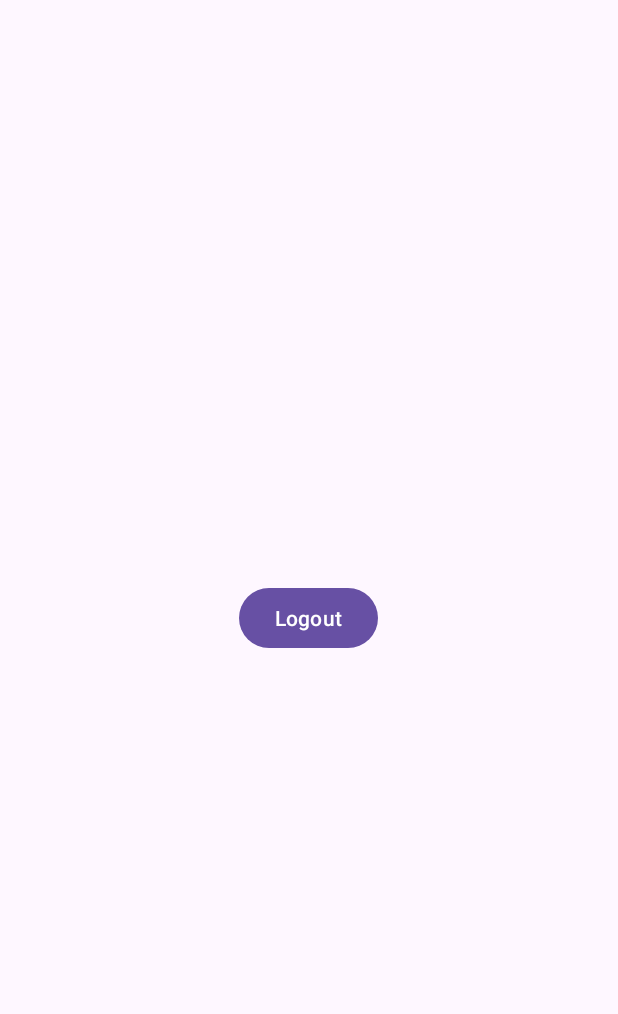
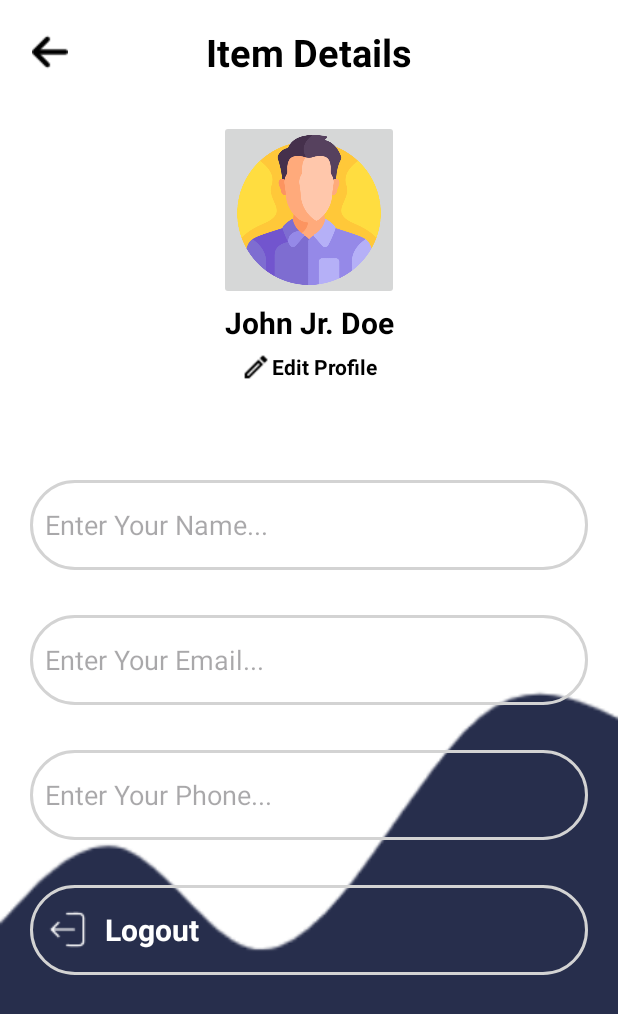
Before and after one commit to Shashank-1904/Lost-and-Found, an Android app: the layout fragment_profile.xml on its own in the app's theme, with its tools: preview values and no code run, on a phone screen of 412 x 824 dp. Shown: the top 1014 px of the screen. Run offline under Robolectric (Android 15) with nearby library versions, the phone set to English and light mode, and no system bars.

Commit message:
Profile Page

```diff
--- /dev/null
+++ b/app/src/main/res/drawable/edittext_border.xml
@@ -0,0 +1,6 @@
+<?xml version="1.0" encoding="utf-8"?>
+<shape xmlns:android="http://schemas.android.com/apk/res/android" android:shape="rectangle">
+    <solid android:color="@android:color/transparent"/>
+    <stroke android:width="2dp" android:color="#D3D3D3"/>  <!-- Black border -->
+    <corners android:radius="30dp"/>  <!-- Rounded corners -->
+</shape>
--- a/app/src/main/res/layout/fragment_profile.xml
+++ b/app/src/main/res/layout/fragment_profile.xml
@@ -3,16 +3,169 @@
     xmlns:tools="http://schemas.android.com/tools"
     android:layout_width="match_parent"
     android:layout_height="match_parent"
-    tools:context=".ProfileFragment">
+    tools:context=".ProfileFragment"
+    android:background="@drawable/profilebg">
 
     <!-- TODO: Update blank fragment layout -->
 
-    <Button
-        android:id="@+id/Logout"
-        android:layout_width="wrap_content"
-        android:layout_height="wrap_content"
-        android:layout_gravity="center"
-        android:text="Logout" />
+    <androidx.appcompat.widget.Toolbar
+        android:id="@+id/toolbar"
+        android:layout_width="match_parent"
+        android:layout_height="70dp"
+        android:background="@color/white" >
+
+        <ImageButton
+            android:layout_marginTop="5dp"
+            android:id="@+id/imagebtn"
+            android:layout_width="wrap_content"
+            android:layout_height="wrap_content"
+            android:src="@drawable/backarrow"
+            android:background="@color/white"
+            android:padding="5dp"/>
+
+        <TextView
+            android:layout_width="wrap_content"
+            android:layout_height="wrap_content"
+            android:text="Item Details"
+            android:textStyle="bold"
+            android:textAlignment="center"
+            android:layout_gravity="center"
+            android:textSize="25sp"
+            android:textColor="@color/black"
+            android:layout_marginTop="5dp"/>
+    </androidx.appcompat.widget.Toolbar>
+
+    <LinearLayout
+        android:layout_width="match_parent"
+        android:layout_height="match_parent"
+        android:orientation="vertical"
+        android:layout_marginTop="80dp"
+        android:id="@+id/innerLayout"
+        >
+
+        <ImageButton
+            android:layout_width="120dp"
+            android:layout_height="120dp"
+            android:layout_gravity="center_horizontal"
+            android:src="@drawable/man"
+            android:scaleType="centerCrop"
+            android:id="@+id/profile_picture">
+
+        </ImageButton>
+
+        <TextView
+            android:id="@+id/user_name"
+            android:layout_width="match_parent"
+            android:layout_height="30dp"
+            android:text="John Jr. Doe"
+            android:textAlignment="center"
+            android:gravity="center"
+            android:textSize="20dp"
+            android:textStyle="bold"
+            android:textColor="@color/black">
+
+        </TextView>
+
+       <LinearLayout
+           android:layout_width="match_parent"
+           android:layout_height="30dp"
+           android:orientation="horizontal"
+           android:id="@+id/edit_profile_layout"
+           android:gravity="center">
+
+           <ImageView
+               android:layout_width="20dp"
+               android:layout_height="20dp"
+               android:background="@drawable/profileedit">
+
+           </ImageView>
+
+           <TextView
+               android:layout_width="wrap_content"
+               android:layout_height="20dp"
+               android:id="@+id/edit_user"
+               android:text="Edit Profile"
+               android:gravity="center"
+               android:textAlignment="center"
+               android:textStyle="bold"
+               android:textColor="@color/black">
+
+           </TextView>
+
+       </LinearLayout>
+
+        <EditText
+            android:layout_width="match_parent"
+            android:layout_height="60dp"
+            android:hint="Enter Your Name..."
+            android:id="@+id/full_name"
+            android:layout_marginHorizontal="20dp"
+            android:layout_marginTop="60dp"
+            android:background="@drawable/edittext_border"
+            android:padding="10dp">
+
+        </EditText>
+        <EditText
+            android:layout_width="match_parent"
+            android:layout_height="60dp"
+            android:hint="Enter Your Email..."
+            android:id="@+id/email"
+            android:layout_marginHorizontal="20dp"
+            android:layout_marginTop="30dp"
+            android:background="@drawable/edittext_border"
+            android:padding="10dp">
+
+
+    </EditText>
+        <EditText
+            android:layout_width="match_parent"
+            android:layout_height="60dp"
+            android:hint="Enter Your Phone..."
+            android:id="@+id/phone"
+            android:layout_marginHorizontal="20dp"
+            android:layout_marginTop="30dp"
+            android:background="@drawable/edittext_border"
+            android:padding="10dp"
+            >
+
+        </EditText>
+
+        <LinearLayout
+            android:layout_width="match_parent"
+            android:layout_height="60dp"
+            android:orientation="horizontal"
+            android:id="@+id/logout_layout"
+            android:layout_marginTop="30dp"
+            android:layout_marginHorizontal="20dp"
+            android:gravity="start"
+            android:background="@drawable/edittext_border"
+
+            >
+            <ImageView
+                android:layout_width="30dp"
+                android:layout_height="30dp"
+                android:id="@+id/logout_btn"
+                android:layout_gravity="center"
+                android:background="@drawable/logout"
+                android:layout_marginLeft="10dp">
+
+            </ImageView>
+            <TextView
+                android:layout_width="wrap_content"
+                android:layout_height="match_parent"
+                android:text="Logout"
+                android:textSize="20dp"
+                android:gravity="center"
+                android:textColor="@color/white"
+                android:textStyle="bold"
+                android:layout_marginHorizontal="10dp"
+                >
+
+            </TextView>
+
+        </LinearLayout>
+
+    </LinearLayout>
 
 
 </FrameLayout>
```
Also changed, not shown: app/src/main/res/drawable/logout.png (added), app/src/main/res/drawable/profilebg.png (added), app/src/main/res/drawable/profileedit.png (added).
